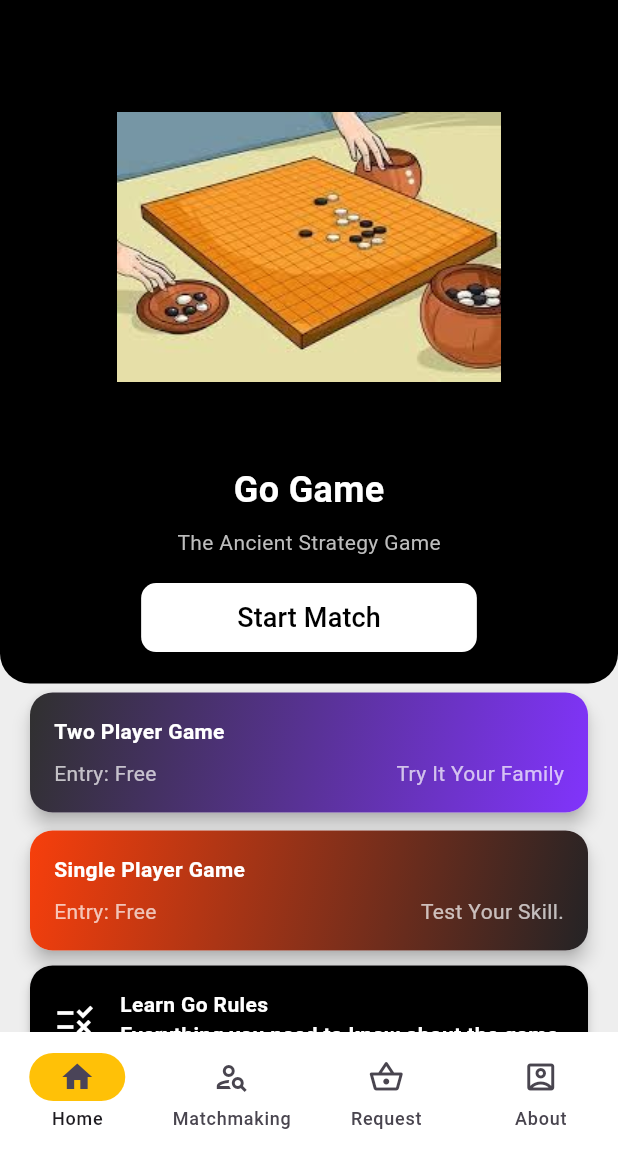
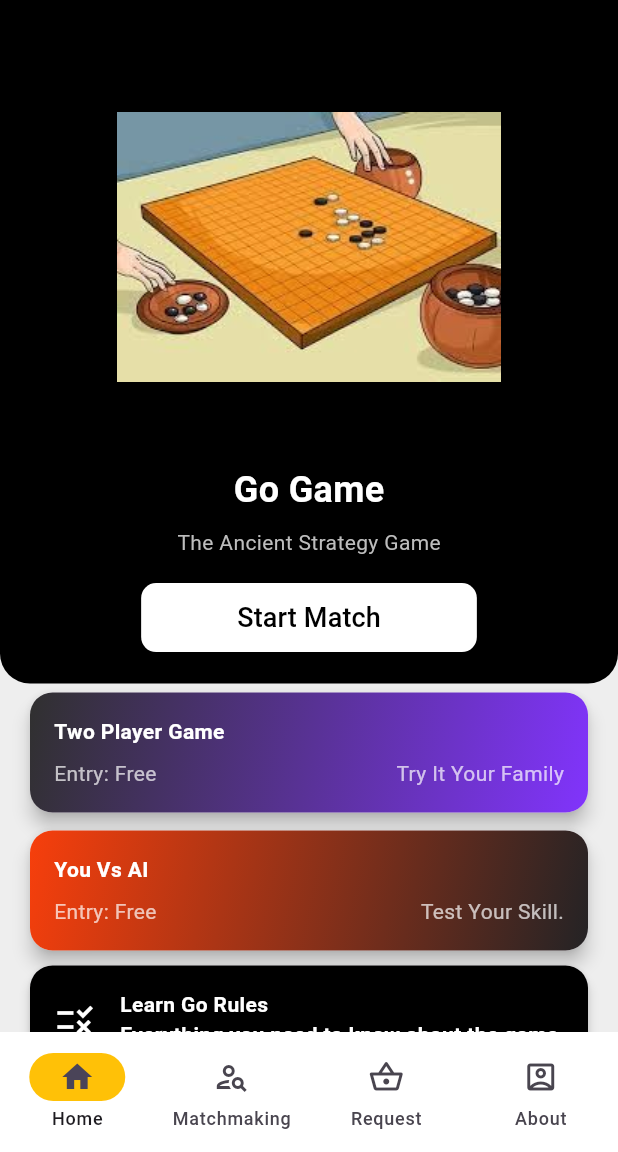
Before and after one commit to hisushanta/playgo, a Flutter app: the screen it shows once a user with an empty profile is signed in, on a phone screen of 412 x 824 dp, the part 84-1236 px from its top. Run offline on Flutter 3.47's test engine with Material 3 defaults, Android fonts, the phone set to English and light mode, and no system bars; our stand-ins replace cloud_firestore, firebase_auth, firebase_core, firebase_storage, google_fonts, image_picker and 2 more; missing offline and left inert: firebase_ui_auth; accounts and stored records are empty; statements that could not run were skipped.

Commit message:
Title change

```diff
--- a/playgo/lib/pages/home.dart
+++ b/playgo/lib/pages/home.dart
@@ -327,7 +327,7 @@ class _GoGameHomePageState extends State<GoGameHomePage>{
                           crossAxisAlignment: CrossAxisAlignment.start,
                           children: [
                             Text(
-                              "Single Player Game",
+                              "You Vs AI",
                               style: TextStyle(
                                 color: Colors.white,
                                 fontWeight: FontWeight.bold,
```
